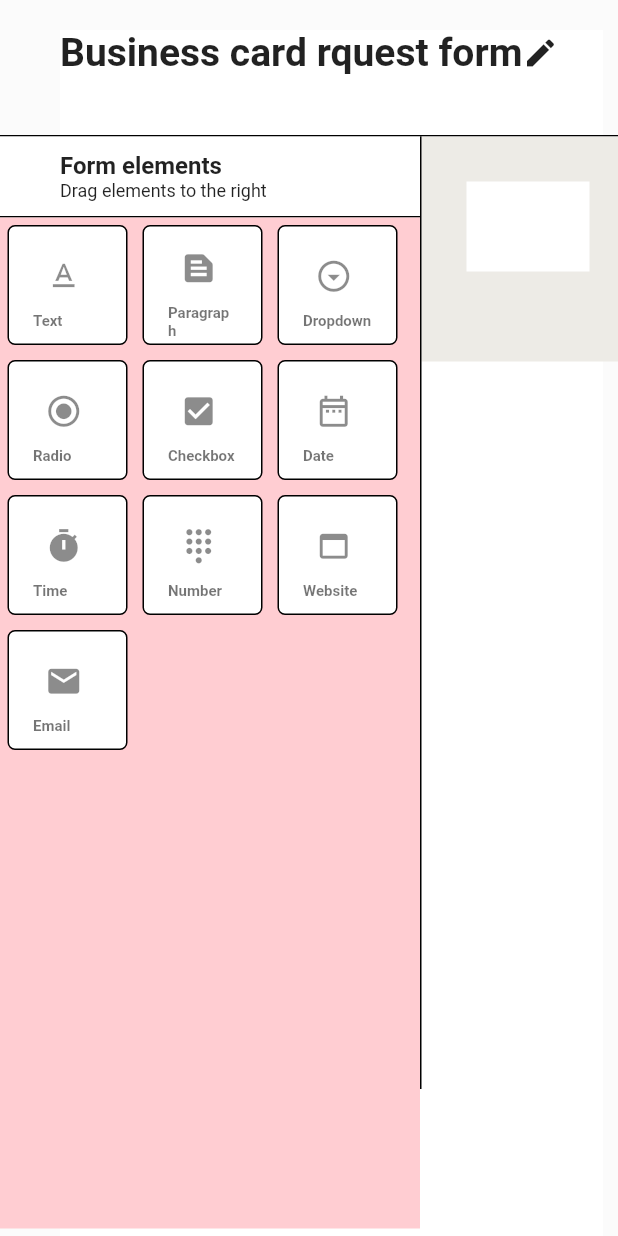
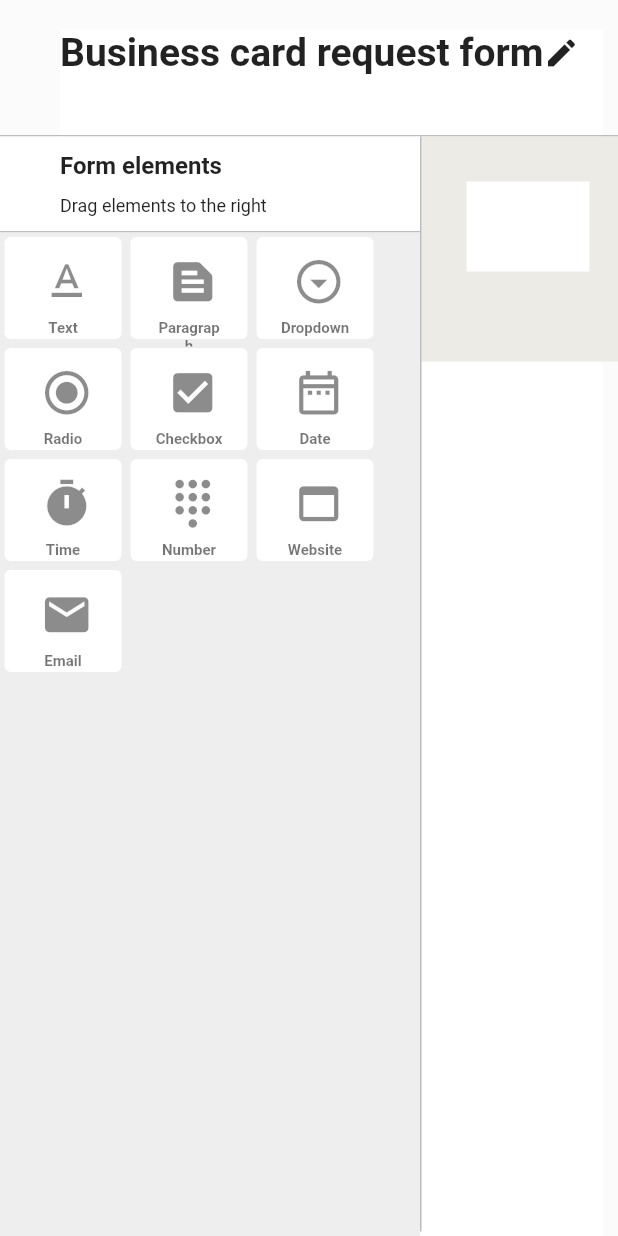
Before and after one commit to nishantsir57/form_builder, a Flutter app: the screen it shows after launch, on a phone screen of 412 x 824 dp. Run offline on Flutter 3.47's test engine with Material 2 defaults, Android fonts, the phone set to English and light mode, and no system bars; our stand-ins replace flutter_markdown.

Commit message:
UI and Export code is updated

```diff
--- a/lib/Controller/export_controller.dart
+++ b/lib/Controller/export_controller.dart
@@ -1,21 +1,16 @@
 import 'dart:async';
 
 class ExportBloc {
-//   String codeData='';
-//   String startData="""
-//   ListView(
-//      children: [
-//
-//   """;
-//   String endData="""
-// ]);
-//   """;
   Map<String, String> codeMap = {};
+  Map<String, String> functionMap = {};
   final codeController = StreamController<Map<String, String>>.broadcast();
+  final functionController = StreamController<Map<String, String>>.broadcast();
 
   Stream<Map<String, String>> get codeStream => codeController.stream;
+  StreamSink<Map<String, String>> get codeSink => codeController.sink;
 
-  StreamSink<Map<String, String>> get codeSink => codeController.sink;
+  Stream<Map<String, String>> get functionStream => functionController.stream;
+  StreamSink<Map<String, String>> get functionSink => functionController.sink;
 
   final codeUpdateController =
       StreamController<Map<String, String>>.broadcast();
@@ -27,15 +22,35 @@ class ExportBloc {
 
   StreamSink<String> get codeRemoveSink => codeRemoveController.sink;
 
+  final functionUpdateController =
+  StreamController<Map<String, String>>.broadcast();
+
+  StreamSink<Map<String, String>> get functionUpdateSink =>
+      functionUpdateController.sink;
+
+  final functionRemoveController = StreamController<String>.broadcast();
+
+  StreamSink<String> get functionRemoveSink => functionRemoveController.sink;
+
   ExportBloc() {
     codeController.add(codeMap);
     codeUpdateController.stream.listen((event) {
       codeMap[event.keys.elementAt(0)] = event.values.elementAt(0);
       codeSink.add(codeMap);
     });
-    codeRemoveController.stream.listen((event) {
+    codeRemoveController.stream.listen((event){
       codeMap.remove(event);
       codeSink.add(codeMap);
+    });
+
+    codeController.add(functionMap);
+    functionUpdateController.stream.listen((event) {
+      functionMap[event.keys.elementAt(0)] = event.values.elementAt(0);
+      functionSink.add(functionMap);
+    });
+    functionRemoveController.stream.listen((event){
+      functionMap.remove(event);
+      functionSink.add(codeMap);
     });
   }
 
@@ -43,5 +58,57 @@ class ExportBloc {
     codeRemoveController.close();
     codeUpdateController.close();
     codeController.close();
+    functionController.close();
+    functionUpdateController.close();
+    functionRemoveController.close();
+  }
+
+  generateCode() {
+    String code='';
+    String function='';
+    for (String s in codeMap.values)
+      code+=s;
+    for(String s in functionMap.values)
+      function+=s;
+    return """
+import 'package:flutter/material.dart';
+void main() => runApp(MyApp());
+
+class MyApp extends StatelessWidget {
+  @override
+  Widget build(BuildContext context) {
+    return MaterialApp(debugShowCheckedModeBanner: false, home: Home());
   }
 }
+class Home extends StatefulWidget {
+  HomeState createState() => HomeState();
+}
+class HomeState extends State<Home> {
+@override
+  Widget build(BuildContext context) {
+    return Scaffold(
+      body: _buildBody(),
+    );
+  }
+_buildBody() {
+    var w = MediaQuery.of(context).size.width;
+    var h = MediaQuery.of(context).size.height;
+    return Container(
+                    padding: EdgeInsets.fromLTRB(30, 30, 30, 60),
+                    color: Color(0xffedebe6),
+                    child: createPreviewPage(),
+                  );
+  }
+  createPreviewPage()
+  {
+    return ListView(
+    children:[
+        $function
+    ]
+    );
+  }
+  }
+  $code
+    """;
+  }
+}
--- a/lib/main.dart
+++ b/lib/main.dart
@@ -3,9 +3,7 @@ import 'package:form_builder/Controller/widget_controller.dart';
 import 'package:form_builder/view/home.dart';
 import 'package:provider/provider.dart';
 
-void main() {
-  runApp(MyApp());
-}
+void main() => runApp(MyApp());
 
 class MyApp extends StatelessWidget {
   @override
--- a/lib/view/home.dart
+++ b/lib/view/home.dart
@@ -1,4 +1,5 @@
 import 'package:flutter/material.dart';
+import 'package:flutter_markdown/flutter_markdown.dart';
 import 'package:form_builder/Controller/export_controller.dart';
 import 'package:form_builder/Controller/preview_controller.dart';
 import 'package:form_builder/Controller/widget_controller.dart';
@@ -55,11 +56,11 @@ class HomeState extends State<Home> {
               child: Container(
                 color: Colors.white,
                 alignment: Alignment.topLeft,
-                height: h + h / 2 - 100,
+                height: h + h / 2,
                 child: Row(
                   children: [
                     Text(
-                      'Business card rquest form',
+                      'Business card request form',
                       style:
                           TextStyle(fontWeight: FontWeight.bold, fontSize: 26),
                     ),
@@ -72,7 +73,7 @@ class HomeState extends State<Home> {
               child: Container(
                 height: 1,
                 width: MediaQuery.of(context).size.width,
-                color: Colors.black,
+                color: Colors.grey[400],
               )),
           Positioned(
               top: 91,
@@ -90,26 +91,31 @@ class HomeState extends State<Home> {
                 ),
               )),
           Positioned(
-              top: 120,
+              top: 130,
               left: 40,
               child: Text(
                 'Drag elements to the right',
                 style: TextStyle(fontSize: 12),
               )),
           Positioned(
-              top: 144,
+              top: 154,
               child: Container(
                 height: 1,
                 width: 280,
-                color: Colors.black,
+                color: Colors.grey[400],
               )),
           Positioned(
-              top: 145,
+              top: 155,
               child: Container(
                 child: Container(
                   width: 280,
-                  height: h - 150,
-                  color: Colors.red[100],
+                  height: h - 155,
+                  // color: Colors.white30,
+                  decoration: BoxDecoration(
+                    boxShadow: [
+                      BoxShadow(color: Colors.grey.shade200),
+                    ]
+                  ),
                   child: _buildPallets(),
                 ),
               )),
@@ -134,26 +140,27 @@ class HomeState extends State<Home> {
               top: 91,
               child: Container(
                 width: 1,
-                height: 635,
-                color: Colors.black,
+                height: 730,
+                color: Colors.grey[400],
               )),
           Positioned(
-            top: h,
+            top: h+10,
             child: StreamBuilder(
                 stream: exportBloc.codeStream,
                 builder: (BuildContext ctx,
                     AsyncSnapshot<Map<String, String>> snapshot) {
-                  int size = snapshot.data == null ? 0 : snapshot.data!.length;
+
                   return Container(
                       width: w,
-                      height: h / 2 - 50,
+                      height: h/2 ,
                       color: Colors.white30,
-                      child: ListView(
-                        children: [
-                          for (int i = 0; i < size; i++)
-                            Text(snapshot.data!.values.elementAt(i)),
-                        ],
-                      ));
+                      child: Markdown(
+                        selectable: true,
+                        padding: EdgeInsets.all(30),
+                        softLineBreak: true,
+                        data: exportBloc.generateCode(),
+                      ),
+                  );
                 }),
           ),
         ])
@@ -242,25 +249,26 @@ class HomeState extends State<Home> {
   _staticDragButton(icon, name) => AnimatedContainer(
         duration: Duration(seconds: 2),
         curve: Curves.bounceInOut,
-        padding: EdgeInsets.all(5),
+        padding: EdgeInsets.all(2),
         child: Container(
           alignment: Alignment.center,
           width: 80,
-          height: 80,
+          height: 70,
           decoration: BoxDecoration(
               borderRadius: BorderRadius.circular(5),
-              border: Border.all(color: Colors.black),
+              border: Border.all(color: Colors.grey.shade200),
               color: Colors.white),
           child: ListTile(
             title: IconButton(
               onPressed: onPressed,
               icon: icon,
-              alignment: Alignment.centerLeft,
-              iconSize: 25,
+              alignment: Alignment.topCenter,
+              iconSize: 35,
               hoverColor: Colors.green,
             ),
             subtitle: Text(
               '$name',
+              textAlign: TextAlign.center,
               style: TextStyle(fontSize: 10, fontWeight: FontWeight.bold),
             ),
           ),
--- a/pubspec.yaml
+++ b/pubspec.yaml
@@ -36,6 +36,7 @@ dependencies:
   cupertino_icons: ^1.0.2
   flutter_bloc: ^8.0.1
   provider: ^6.0.2
+  flutter_markdown: ^0.6.9
 
 dev_dependencies:
   flutter_test:
```
Also changed, not shown: lib/model/checkbox.dart (+32 -10 lines), lib/model/date.dart (+19 -10 lines), lib/model/drop_down.dart (+57 -22 lines), lib/model/email.dart (+29 -13 lines), lib/model/number.dart (+19 -10 lines), lib/model/paragraph.dart (+15 -6 lines), lib/model/radio_button.dart (+27 -14 lines), lib/model/text.dart (+13 -4 lines), lib/model/text_field.dart (deleted, +0 -197 lines), lib/model/time.dart (+25 -14 lines), lib/model/website.dart (+26 -16 lines), pubspec.lock.
